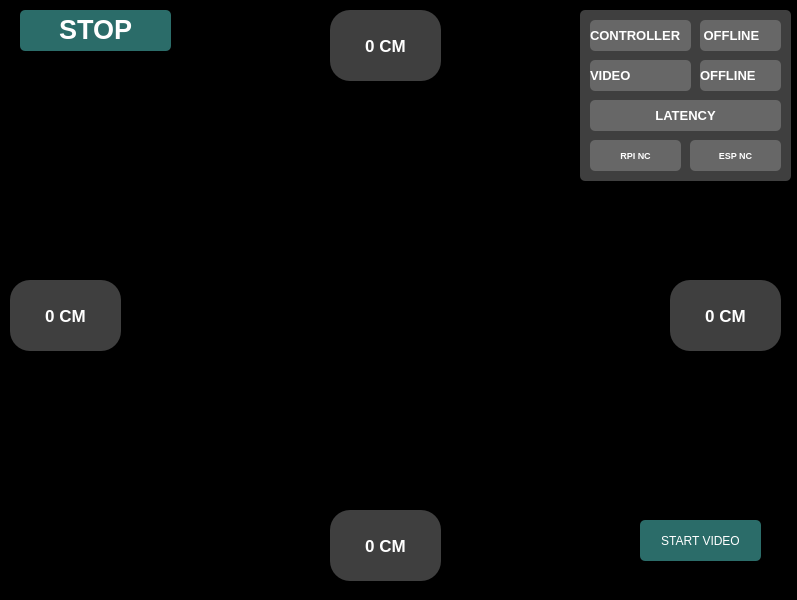
This is Desktop/rama/resource/mainwindow.ui in wahyudotdev/rama-v2 as Qt 5 draws it before an edit. The edited form follows.
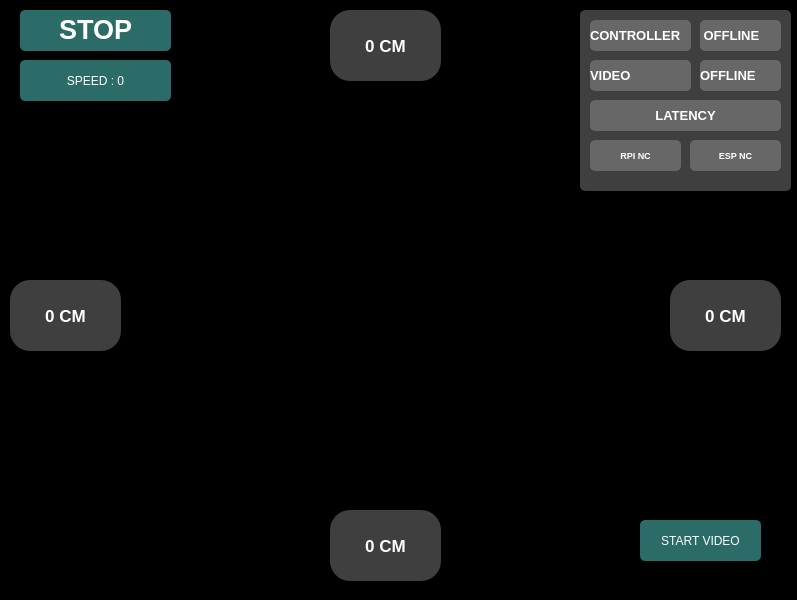
This is the edited form.

Commit message: add speed control

Diff of the .ui file:
```diff
--- a/Desktop/rama/resource/mainwindow.ui
+++ b/Desktop/rama/resource/mainwindow.ui
@@ -292,7 +292,7 @@
       <x>580</x>
       <y>10</y>
       <width>211</width>
-      <height>171</height>
+      <height>181</height>
      </rect>
     </property>
     <property name="font">
@@ -460,6 +460,22 @@
      <number>10</number>
     </property>
    </widget>
+   <widget class="QPushButton" name="changeSpeed">
+    <property name="geometry">
+     <rect>
+      <x>20</x>
+      <y>60</y>
+      <width>151</width>
+      <height>41</height>
+     </rect>
+    </property>
+    <property name="styleSheet">
+     <string notr="true">color:white; border-radius:5;background-color:rgba(82,204,199,0.53)</string>
+    </property>
+    <property name="text">
+     <string>SPEED : 0</string>
+    </property>
+   </widget>
    <zorder>video</zorder>
    <zorder>rRight_2</zorder>
    <zorder>rForward</zorder>
@@ -475,6 +491,7 @@
    <zorder>latencyEsp</zorder>
    <zorder>connectionState_2</zorder>
    <zorder>connectionState_3</zorder>
+   <zorder>changeSpeed</zorder>
   </widget>
  </widget>
  <resources/>
```
The commit also changes 12 other files.
